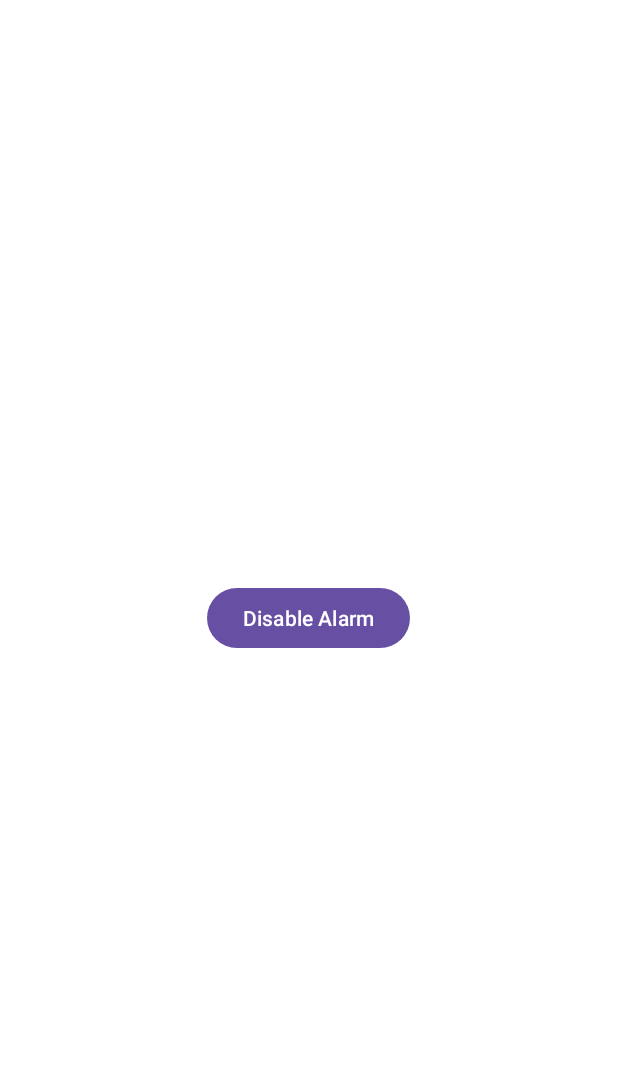
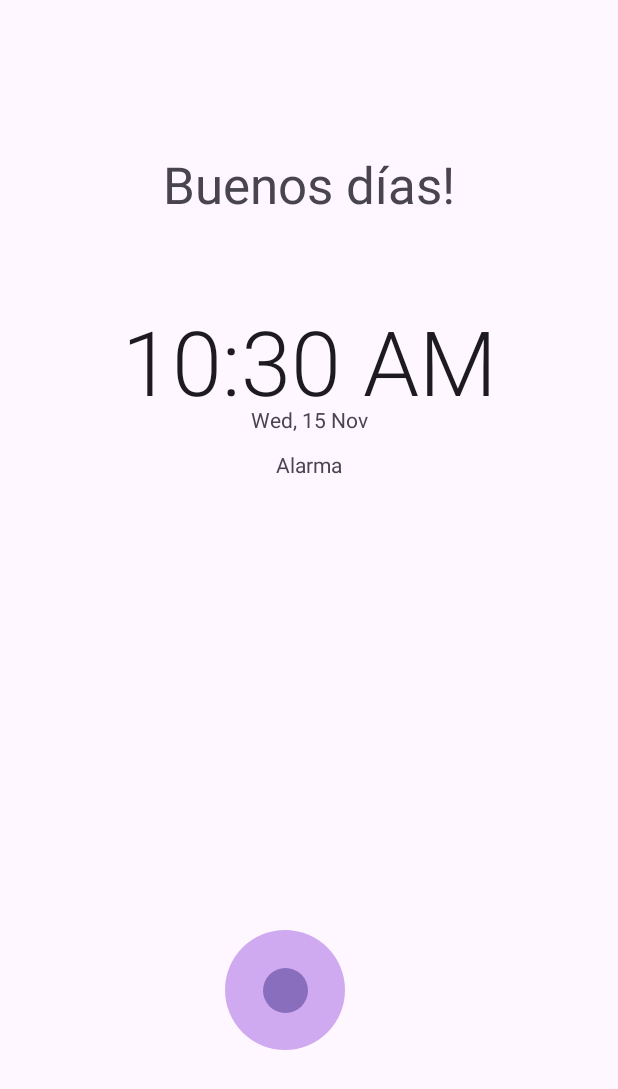
Before and after one commit to Big-Lolo/AIDA, an Android app: the AlarmActDisable screen opened directly, with no data from a screen before it, on a phone screen of 412 x 824 dp. Shown: the top 1089 px of the screen. Run offline under Robolectric (Android 15) with nearby library versions, the phone set to English and light mode, and no system bars; 1 statement that could not run was skipped.

Commit message:
Pantalla desactivar alarma2
Ajustada mejor la pantalla para desactivar alarma. Conectado intent a la desactivación
+ Creado lo del boton circular que crece al estirar

```diff
--- a/app/src/main/AndroidManifest.xml
+++ b/app/src/main/AndroidManifest.xml
@@ -58,6 +58,8 @@
             android:exported="true">
             <intent-filter>
                 <action android:name="ACTION_DEACTIVATE_ALARM" />
+                <action android:name="TU_ACCION_DESACTIVAR" />
+
             </intent-filter>
         </receiver>
 
--- a/app/src/main/java/com/example/aida/AlarmActDisable.kt
+++ b/app/src/main/java/com/example/aida/AlarmActDisable.kt
@@ -1,12 +1,28 @@
 package com.example.aida
 
+import android.annotation.SuppressLint
 import android.app.KeyguardManager
 import android.content.Context
+import android.content.Intent
+import android.icu.util.Calendar
 import android.os.Bundle
 import android.util.Log
+import android.view.MotionEvent
+import android.view.View
+import android.widget.Button
+import android.widget.FrameLayout
+import android.widget.TextView
 import androidx.appcompat.app.AppCompatActivity
+import java.text.SimpleDateFormat
+import java.util.Locale
+
 
 class AlarmActDisable : AppCompatActivity() {
+    private var initialLeftMargin = 0
+    private var initialTopMargin = 0
+    @SuppressLint("ClickableViewAccessibility")
+
+
     override fun onCreate(savedInstanceState: Bundle?) {
         super.onCreate(savedInstanceState)
         Log.d("ACTIVIDAD_DISABLE", "Actividad ejecutandose11111")
@@ -18,7 +34,111 @@ class AlarmActDisable : AppCompatActivity() {
 
         setContentView(R.layout.activity_alarm_disable) // Asocia el layout XML a esta actividad
 
+
+        val textViewFecha = findViewById<TextView>(R.id.fechass)
+        val currentDate = Calendar.getInstance().time
+        val dateFormat = SimpleDateFormat("EEE, dd MMM", Locale.getDefault())
+        textViewFecha.text = dateFormat.format(currentDate)
+
+
+        val buenasNochesInicio = 21
+        val buenasNochesFin = 3
+        val buenosDiasInicio = 4
+        val buenosDiasFin = 12
+        val buenasTardesInicio = 13
+        val buenasTardesFin = 20
+        val currentHour = Calendar.getInstance().get(Calendar.HOUR_OF_DAY)
+        val textViewSaludo = findViewById<TextView>(R.id.textView6)
+
+        val saludo = when (currentHour) {
+            in buenasNochesInicio..23, in 0..buenasNochesFin -> "Buenas noches!"
+            in buenosDiasInicio..buenosDiasFin -> "Buenos días!"
+            in buenasTardesInicio..buenasTardesFin -> "Hola buenas tardes!"
+            else -> "Hola" // Manejo por defecto
+        }
+        textViewSaludo.text = saludo
+
+
+
+        val slideButton = findViewById<Button>(R.id.slideButton)
+        val miView = findViewById<View>(R.id.backgroundView)
+
+        var initialRadius = slideButton.width / 2
+        val maxRadius = resources.getDimensionPixelSize(R.dimen.max_radius)
+        val minRadius = resources.getDimensionPixelSize(R.dimen.min_radius)
+
+        slideButton.setOnTouchListener { _, event ->
+
+            when (event.action) {
+                MotionEvent.ACTION_DOWN -> {
+                    initialRadius = slideButton.width / 2
+                    miView.visibility = View.INVISIBLE
+                    initialLeftMargin = slideButton.left
+                    initialTopMargin = slideButton.top
+                }
+                MotionEvent.ACTION_MOVE -> {
+                    val centerX = slideButton.width / 2
+                    val centerY = slideButton.height / 2
+
+                    val deltaX = event.x - centerX
+                    val deltaY = event.y - centerY
+
+                    val distance = Math.hypot(deltaX.toDouble(), deltaY.toDouble())
+                    val growthFactor = 0.4 // Ajusta este valor según tu preferencia
+
+                    val newRadius = (initialRadius + (distance * growthFactor)).toInt()
+                        .coerceIn(minRadius, maxRadius)
+
+                    val widthChange = newRadius * 2 - slideButton.width
+                    val heightChange = newRadius * 2 - slideButton.height
+
+                    val layoutParams = slideButton.layoutParams as FrameLayout.LayoutParams
+                    layoutParams.width = newRadius * 2
+                    layoutParams.height = newRadius * 2
+
+                    val newLeftMargin = layoutParams.leftMargin - (widthChange / 2)
+                    val newTopMargin = layoutParams.topMargin - (heightChange / 2)
+
+                    layoutParams.leftMargin = newLeftMargin
+                    layoutParams.topMargin = newTopMargin
+
+                    slideButton.layoutParams = layoutParams
+                    miView.visibility = View.VISIBLE
+                }
+                MotionEvent.ACTION_UP -> {
+                    if (slideButton.width / 2 < maxRadius) {
+                        val layoutParams = slideButton.layoutParams as FrameLayout.LayoutParams
+                        layoutParams.width = minRadius * 2
+                        layoutParams.height = minRadius * 2
+                        layoutParams.leftMargin = initialLeftMargin
+                        layoutParams.topMargin = initialTopMargin
+                        slideButton.layoutParams = layoutParams
+                        miView.visibility = View.INVISIBLE
+
+
+                    }else{
+                        val intent = Intent(this, AlarmReceiver::class.java)
+                        intent.action = "TU_ACCION_DESACTIVAR"
+                        sendBroadcast(intent)
+                        this.finish()
+                    }
+
+                    initialRadius = slideButton.width / 2
+                }
+            }
+
+            true
+        }
+
+
+
+
+
         Log.d("ACTIVIDAD_DISABLE", "Actividad ejecutandose")
 
     }
+
+
+
+
 }
--- a/app/src/main/java/com/example/aida/AlarmReceiver.kt
+++ b/app/src/main/java/com/example/aida/AlarmReceiver.kt
@@ -52,6 +52,8 @@ class AlarmReceiver : BroadcastReceiver() {
 
             val notificationManager = contexte.getSystemService(Context.NOTIFICATION_SERVICE) as NotificationManager
             notificationManager.cancel(123)
+
+
 
         }
 
--- /dev/null
+++ b/app/src/main/res/drawable/circular_button_background.xml
@@ -0,0 +1,10 @@
+<?xml version="1.0" encoding="utf-8"?>
+<shape xmlns:android="http://schemas.android.com/apk/res/android"
+    android:shape="oval">
+    <solid android:color="#A8B983E8" />
+    <size
+        android:width="100dp"
+        android:height="100dp"
+    />
+    <corners android:radius="50dp" />
+</shape>
--- a/app/src/main/res/layout/activity_alarm_disable.xml
+++ b/app/src/main/res/layout/activity_alarm_disable.xml
@@ -1,13 +1,74 @@
 <?xml version="1.0" encoding="utf-8"?>
-<RelativeLayout xmlns:android="http://schemas.android.com/apk/res/android"
+<androidx.constraintlayout.widget.ConstraintLayout
+    xmlns:android="http://schemas.android.com/apk/res/android"
+    xmlns:app="http://schemas.android.com/apk/res-auto"
     android:layout_width="match_parent"
-    android:layout_height="match_parent"
-    android:background="#FFFFFF"> <!-- Fondo blanco -->
+    android:layout_height="match_parent"> <!-- Fondo blanco -->
 
-    <Button
-        android:id="@+id/disableButton"
-        android:layout_width="wrap_content"
-        android:layout_height="wrap_content"
-        android:text="Disable Alarm"
-        android:layout_centerInParent="true" /> <!-- Botón centrado -->
-</RelativeLayout>
+    <FrameLayout
+        android:layout_width="match_parent"
+        android:layout_height="match_parent">
+
+        <!-- Vista de fondo circular -->
+
+        <!-- Botón circular -->
+
+        <View
+            android:id="@+id/backgroundView"
+            android:layout_width="80dp"
+            android:layout_height="80dp"
+            android:layout_marginLeft="150dp"
+            android:layout_marginTop="620dp"
+            android:background="@drawable/circular_button_background" />
+
+        <Button
+            android:id="@+id/slideButton"
+            android:layout_width="30dp"
+            android:layout_height="30dp"
+            android:layout_marginLeft="175dp"
+            android:layout_marginTop="645dp"
+            android:background="@drawable/circular_button_background"
+            android:text=""
+            android:textColor="#FFFFFF"
+            android:textSize="16sp"
+            />
+
+        <TextClock
+            android:id="@+id/textClock3"
+            android:layout_width="match_parent"
+            android:layout_height="76dp"
+            android:layout_marginTop="200dp"
+            android:textAlignment="center"
+            android:textSize="60sp"
+            android:fontFamily="sans-serif-light"/>
+
+        <TextView
+            android:id="@+id/fechass"
+            android:layout_width="match_parent"
+            android:layout_height="64dp"
+            android:text="Alarma"
+            android:textAlignment="center"
+            android:layout_marginTop="270dp"
+            android:textSize="14sp"/>
+
+        <TextView
+            android:id="@+id/textView5"
+            android:layout_width="match_parent"
+            android:layout_height="64dp"
+            android:text="Alarma"
+            android:textAlignment="center"
+            android:layout_marginTop="300dp"
+            android:textSize="14sp"/>
+
+        <TextView
+            android:id="@+id/textView6"
+            android:layout_width="match_parent"
+            android:layout_height="64dp"
+            android:text="Saludo"
+            android:textAlignment="center"
+            android:layout_marginTop="100dp"
+            android:textSize="34sp"/>
+
+    </FrameLayout>
+
+</androidx.constraintlayout.widget.ConstraintLayout>
--- a/app/src/main/res/values/dimens.xml
+++ b/app/src/main/res/values/dimens.xml
@@ -6,5 +6,7 @@
     <dimen name="list_item_height" >
     26dp
     </dimen>
+    <dimen name="max_radius">40dp</dimen>
+    <dimen name="min_radius">15dp</dimen>
 
 </resources>
```
